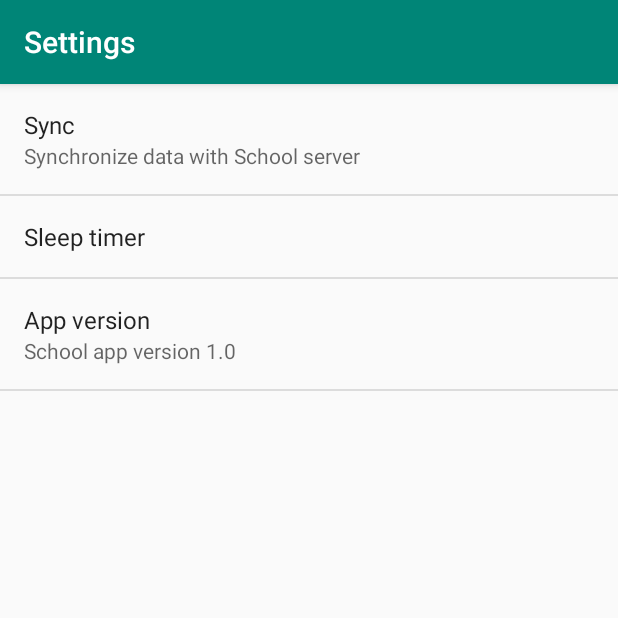
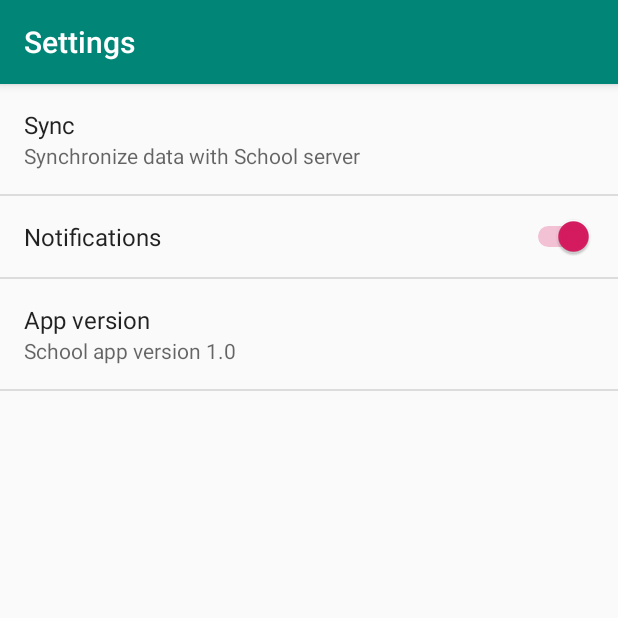
Before and after one commit to jurke95/androidSchoolApp, an Android app: the SettingsActivity screen opened directly, with no data from a screen before it, on a phone screen of 412 x 824 dp, the top half of it. Run offline under Robolectric (Android 15) with nearby library versions, the phone set to English and light mode, and no system bars.

Commit message:
notifications

```diff
--- a/app/src/main/java/com/example/schoolapp/Config/MyApplication.java
+++ b/app/src/main/java/com/example/schoolapp/Config/MyApplication.java
@@ -5,7 +5,7 @@ import android.app.Application;
 public class MyApplication extends Application {
 
 
-    private static String serverIpAddress = "http://192.168.0.15:5000/";
+    private static String serverIpAddress = "http://192.168.0.13:5000/";
 
 
     public static String getServerIpAddress(){
--- a/app/src/main/java/com/example/schoolapp/activities/LoginActivity.java
+++ b/app/src/main/java/com/example/schoolapp/activities/LoginActivity.java
@@ -13,6 +13,9 @@ import com.example.schoolapp.Config.MyApplication;
 import com.example.schoolapp.R;
 import com.example.schoolapp.sync.HttpGetRequest;
 import com.example.schoolapp.sync.HttpPostRequest;
+import com.google.android.gms.tasks.OnSuccessListener;
+import com.google.firebase.iid.FirebaseInstanceId;
+import com.google.firebase.iid.InstanceIdResult;
 
 import org.json.JSONArray;
 import org.json.JSONObject;
@@ -26,6 +29,7 @@ public class LoginActivity extends AppCompatActivity {
     protected void onCreate(Bundle savedInstanceState) {
         super.onCreate(savedInstanceState);
         setContentView(R.layout.activity_login);
+
     }
 
     public void loginMethod(View view)
@@ -71,4 +75,5 @@ public class LoginActivity extends AppCompatActivity {
 
 
     }
+
 }
--- a/app/src/main/java/com/example/schoolapp/activities/MainActivity.java
+++ b/app/src/main/java/com/example/schoolapp/activities/MainActivity.java
@@ -57,6 +57,7 @@ public class MainActivity extends AppCompatActivity {
 
         SharedPreferences getPreferences = PreferenceManager.getDefaultSharedPreferences(MainActivity.this);
         String tokenPreferences = getPreferences.getString("person",null);
+        PreferenceManager.setDefaultValues(this, R.xml.preferences, true);
         JSONObject personDetail = null;
         String firstAndLastName ="";
         String email = "";
--- a/app/src/main/java/com/example/schoolapp/activities/SettingsActivity.java
+++ b/app/src/main/java/com/example/schoolapp/activities/SettingsActivity.java
@@ -13,6 +13,8 @@ import android.preference.Preference;
 import android.preference.PreferenceFragment;
 import android.preference.PreferenceManager;
 import android.preference.PreferenceScreen;
+import android.preference.SwitchPreference;
+import android.provider.Settings;
 import android.widget.Toast;
 
 import androidx.annotation.Nullable;
@@ -21,6 +23,9 @@ import androidx.appcompat.widget.Toolbar;
 
 import com.example.schoolapp.Config.MyApplication;
 import com.example.schoolapp.R;
+import com.google.android.gms.tasks.OnSuccessListener;
+import com.google.firebase.iid.FirebaseInstanceId;
+import com.google.firebase.iid.InstanceIdResult;
 
 import org.json.JSONArray;
 import org.json.JSONObject;
@@ -79,60 +84,36 @@ public  class SettingsActivity extends AppCompatActivity {
             super.onCreate(savedInstanceState);
 
             addPreferencesFromResource(R.xml.preferences);
-            bindSummaryValue(findPreference("key_sleep_timer"));
+
         }
 
 
             @Override
             public boolean onPreferenceTreeClick(PreferenceScreen screen, Preference preference) {
-                System.out.println("USAO UUU DETECT");
+
                 String key = preference.getKey();
                 System.out.println(key);
                 if(key.equals("key_pref_sync")){
                     schoolDatabase.onUpgrade(schoolDatabase.getWritableDatabase(),1,1);
                     new SyncTask().execute(serverIpAddress);
+                } else if(key.equals("key_enable_notifications")){
+
+                    SwitchPreference switchPreference = (SwitchPreference) preference;
+                    boolean enabled = switchPreference.isChecked();
+                    String stringEnabled = Boolean.toString(enabled);
+                    System.out.println("Da li je enableovano?");
+                    SharedPreferences getPreferences = PreferenceManager.getDefaultSharedPreferences(getAppContext());
+                    String tokenPreferences = getPreferences.getString("token",null);
+                    System.out.println(stringEnabled);
+                    SharedPreferences preferences = PreferenceManager.getDefaultSharedPreferences(getAppContext());
+                    SharedPreferences.Editor editor = preferences.edit();
+                    editor.putString("notifications",stringEnabled);
+                    editor.apply();
+
                 }
                 return false;
             }
-
-
-
-
     }
-
-    private  static void bindSummaryValue(Preference preference){
-
-        preference.setOnPreferenceChangeListener(listenerChange);
-        listenerChange.onPreferenceChange(preference, PreferenceManager.getDefaultSharedPreferences(preference.getContext())
-                .getString(preference.getKey(),""));
-
-    }
-
-    private static Preference.OnPreferenceChangeListener listenerChange = new Preference.OnPreferenceChangeListener() {
-        @Override
-        public boolean onPreferenceChange(Preference preference, Object newValue) {
-            System.out.println("USAO UUU CHANGEE");
-            String stringValue = newValue.toString();
-
-
-            if(preference instanceof ListPreference){
-             ListPreference listPreference = (ListPreference) preference;
-             int index = listPreference.findIndexOfValue(stringValue);
-             preference.setSummary(index>=0
-             ? listPreference.getEntries()[index]
-             : null);
-            }else if(preference instanceof Preference){
-
-                new SyncTask().execute(serverIpAddress);
-
-
-
-            }
-            return false;
-        }
-    };
-
-
 
     private static class SyncTask extends AsyncTask<String, Void, String> {
 
@@ -164,7 +145,6 @@ public  class SettingsActivity extends AppCompatActivity {
 
         @Override
         protected void onPostExecute(String s) {
-            System.out.println("aaaaaaaaaaaaaaaaaaaaaaaaaaa");
             Toast.makeText(getAppContext(),"Sync has finished.",Toast.LENGTH_SHORT).show();
         }
     }
@@ -352,12 +332,4 @@ public  class SettingsActivity extends AppCompatActivity {
         }
         return "UserNotLogin";
     }
-
-
-
-
-
-
-
-
 }
--- a/app/src/main/res/xml/network_security_config.xml
+++ b/app/src/main/res/xml/network_security_config.xml
@@ -1,6 +1,6 @@
 <?xml version="1.0" encoding="utf-8"?>
 <network-security-config>
     <domain-config cleartextTrafficPermitted="true">
-        <domain includeSubdomains="true">192.168.1.8</domain>
+        <domain includeSubdomains="true">192.168.0.13</domain>
     </domain-config>
 </network-security-config>
--- a/app/src/main/res/xml/preferences.xml
+++ b/app/src/main/res/xml/preferences.xml
@@ -7,12 +7,10 @@
         android:title="@string/sync_pref"
         android:summary="@string/sync_pref_summary"/>
 
-    <ListPreference
-        android:key="key_sleep_timer"
-        android:title="Sleep timer"
-        android:summary="Turn off screen after some time"
-        android:entries="@array/timerList"
-        android:entryValues="@array/timerListValues"/>
+    <SwitchPreference
+        android:key="key_enable_notifications"
+        android:title="Notifications"
+        android:defaultValue="true"/>
 
     <Preference
         android:key="key_app_version"
--- a/build.gradle
+++ b/build.gradle
@@ -8,6 +8,7 @@ buildscript {
     }
     dependencies {
         classpath 'com.android.tools.build:gradle:3.5.3'
+        classpath 'com.google.gms:google-services:4.3.3'
 
         // NOTE: Do not place your application dependencies here; they belong
         // in the individual module build.gradle files
```
Also changed, not shown: app/build.gradle (+8 -1 lines), app/src/main/AndroidManifest.xml (+11 -0 lines), app/src/main/java/com/example/schoolapp/activities/SplashScreenActivity.java (+49 -13 lines), app/src/main/java/com/example/schoolapp/services/MyFirebaseService.java (added, +96 -0 lines), 1 other file.
